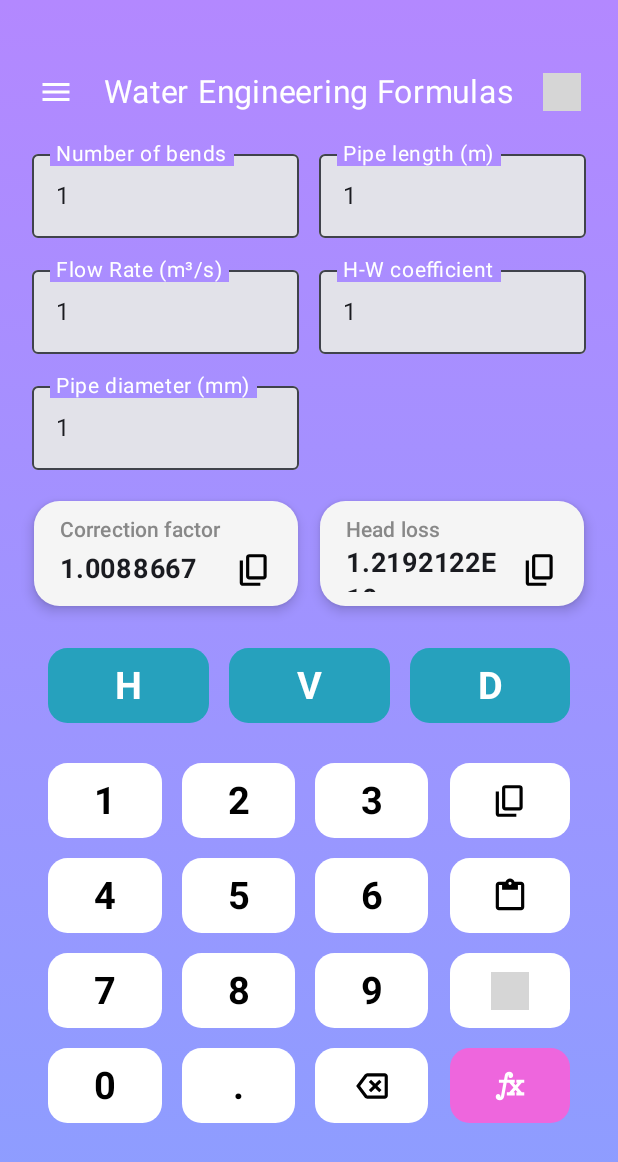
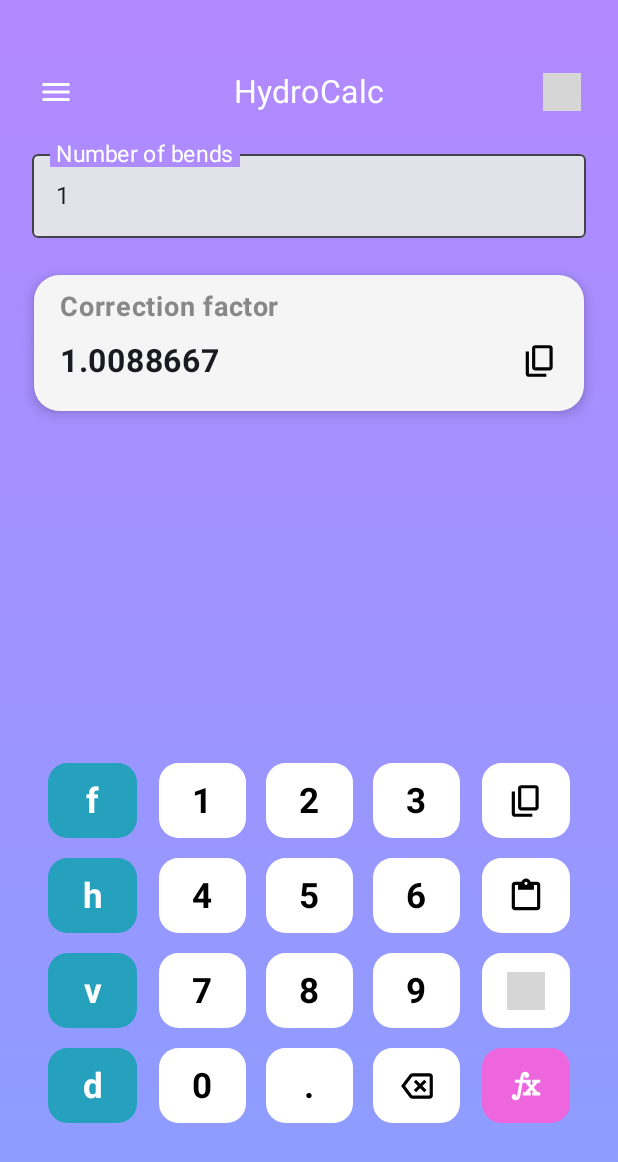
Before and after one commit to sadeghb97/water, an Android app built with Jetpack Compose: the MainScreen screen opened through its navigation route, on a phone screen of 412 x 824 dp. Shown: the top 1162 px of the screen. Run offline under Robolectric (Android 15) with nearby library versions, the light colour scheme and no system bars; grey boxes are pictures that could not be loaded.

Commit message:
chnage formulas and add ripple for number pads

```diff
--- a/app/src/main/java/ir/sbpro/waterengineering/formulas/DFormula.kt
+++ b/app/src/main/java/ir/sbpro/waterengineering/formulas/DFormula.kt
@@ -2,7 +2,7 @@
 
 import kotlin.math.pow
 
-class DFormula() : WaterEngFormula("d", listOf("x1", "x2", "y1", "y2")) {
+class DFormula() : WaterEngFormula("dis", "d", listOf("x1", "x2", "y1", "y2")) {
     override fun getResults(parametersState: ParametersState): List<FormulaResult> {
         val x1 = ParametersState.safeFloat(parametersState.params[0].value.text)
         val x2 = ParametersState.safeFloat(parametersState.params[1].value.text)
--- /dev/null
+++ b/app/src/main/java/ir/sbpro/waterengineering/formulas/FFormula.kt
@@ -0,0 +1,14 @@
+package ir.sbpro.waterengineering.formulas
+
+import kotlin.math.pow
+
+class FFormula() : WaterEngFormula("f", "f", listOf("n")) {
+    override fun getResults(parametersState: ParametersState): List<FormulaResult> {
+        val n = ParametersState.safeFloat(parametersState.params[0].value.text)
+        val fResult: Float = (2 * n / (2 * n - 1)) * (0.3506f + (0.923f / (6 * n.pow(2))))
+
+        return listOf(
+            FormulaResult("f", fResult)
+        )
+    }
+}
--- a/app/src/main/java/ir/sbpro/waterengineering/formulas/HFormula.kt
+++ b/app/src/main/java/ir/sbpro/waterengineering/formulas/HFormula.kt
@@ -2,19 +2,17 @@
 
 import kotlin.math.pow
 
-class HFormula() : WaterEngFormula("h", listOf("n", "l", "q", "c", "d")) {
+class HFormula() : WaterEngFormula("h", "h", listOf("f", "l", "q", "c", "d")) {
     override fun getResults(parametersState: ParametersState): List<FormulaResult> {
-        val n = ParametersState.safeFloat(parametersState.params[0].value.text)
+        val f = ParametersState.safeFloat(parametersState.params[0].value.text)
         val l = ParametersState.safeFloat(parametersState.params[1].value.text)
         val q = ParametersState.safeFloat(parametersState.params[2].value.text)
         val c = ParametersState.safeFloat(parametersState.params[3].value.text)
         val d = ParametersState.safeFloat(parametersState.params[4].value.text)
 
-        val fResult: Float = (2 * n / (2 * n - 1)) * (0.3506f + (0.923f / (6 * n.pow(2))))
-        val hResult: Float = 163021.8f * fResult * l * (q / c).pow(1.852f) * (d / 10).pow(-4.87f)
+        val hResult: Float = 163021.8f * f * l * (q / c).pow(1.852f) * (d / 10).pow(-4.87f)
 
         return listOf(
-            FormulaResult("f", fResult),
             FormulaResult(formulaKey, hResult)
         )
     }
--- a/app/src/main/java/ir/sbpro/waterengineering/formulas/VFormula.kt
+++ b/app/src/main/java/ir/sbpro/waterengineering/formulas/VFormula.kt
@@ -3,7 +3,7 @@
 import kotlin.math.PI
 import kotlin.math.pow
 
-class VFormula() : WaterEngFormula("v", listOf("q", "d")) {
+class VFormula() : WaterEngFormula("v", "v", listOf("q", "d")) {
     override fun getResults(parametersState: ParametersState): List<FormulaResult> {
         val q = ParametersState.safeFloat(parametersState.params[0].value.text)
         val d = ParametersState.safeFloat(parametersState.params[1].value.text)
--- a/app/src/main/java/ir/sbpro/waterengineering/formulas/WaterEngFormula.kt
+++ b/app/src/main/java/ir/sbpro/waterengineering/formulas/WaterEngFormula.kt
@@ -6,7 +6,7 @@
 import androidx.compose.ui.text.input.TextFieldValue
 import ir.sbpro.waterengineering.AppSingleton
 
-abstract class WaterEngFormula(val formulaKey: String, val parameters: List<String>) {
+abstract class WaterEngFormula(val formulaKey: String, val symbol: String, val parameters: List<String>) {
     fun paramsLen() : Int {
         return parameters.size
     }
--- a/app/src/main/java/ir/sbpro/waterengineering/lang/EnLang.kt
+++ b/app/src/main/java/ir/sbpro/waterengineering/lang/EnLang.kt
@@ -8,7 +8,7 @@
     override fun getLayoutDirection() = LayoutDirection.Ltr
     override fun getDefaultFont(): FontFamily { return FontFamily.SansSerif }
 
-    override fun appName() = "Water Engineering Formulas"
+    override fun appName() = "HydroCalc"
     override fun start() = "Start"
     override fun settings() = "Settings"
     override fun language() = "Language"
@@ -109,7 +109,7 @@
             "y1" -> "Y1"
             "y2" -> "Y2"
             "dis" -> "Distance (m)"
-            "q" -> "Flow Rate (m³/s)"
+            "q" -> "Flow Rate (L/s)"
             "d" -> "Pipe diameter (mm)"
             "v" -> "Flow velocity (m/s)"
             "n" -> "Number of bends"
--- a/app/src/main/java/ir/sbpro/waterengineering/lang/FaLang.kt
+++ b/app/src/main/java/ir/sbpro/waterengineering/lang/FaLang.kt
@@ -10,7 +10,7 @@
     override fun getLayoutDirection() = LayoutDirection.Rtl
     override fun getDefaultFont(): FontFamily { return FontFamily(Font(R.font.iransans_mobile)) }
 
-    override fun appName() = "فرمول‌های مهندسی آب"
+    override fun appName() = "فرمول‌های هیدرولیک"
     override fun start() = "شروع"
     override fun settings() = "تنظیمات"
     override fun language() = "زبان"
@@ -111,7 +111,7 @@
             "y2" -> "عرض نقطه دوم"
             "dis" -> "فاصله (متر)"
             "q" -> "دبی جریان (لیتر بر ثانیه)"
-            "d" -> "قطر داخلی لوله (میلی‌متر)"
+            "d" -> "قطر لوله (میلی‌متر)"
             "v" -> "سرعت جریان در لوله (متر بر ثانیه)"
             "n" -> "تعداد خروجی"
             "f" -> "ضریب اصلاح"
--- a/app/src/main/java/ir/sbpro/waterengineering/ui/components/NumberPad.kt
+++ b/app/src/main/java/ir/sbpro/waterengineering/ui/components/NumberPad.kt
@@ -3,6 +3,10 @@
 import android.view.MotionEvent
 import androidx.compose.foundation.Image
 import androidx.compose.foundation.background
+import androidx.compose.foundation.clickable
+import androidx.compose.foundation.indication
+import androidx.compose.foundation.interaction.MutableInteractionSource
+import androidx.compose.foundation.interaction.PressInteraction
 import androidx.compose.foundation.layout.Arrangement
 import androidx.compose.foundation.layout.Box
 import androidx.compose.foundation.layout.BoxScope
@@ -15,6 +19,7 @@
 import androidx.compose.foundation.lazy.grid.LazyVerticalGrid
 import androidx.compose.foundation.shape.RoundedCornerShape
 import androidx.compose.material3.Text
+import androidx.compose.material3.ripple
 import androidx.compose.runtime.Composable
 import androidx.compose.runtime.CompositionLocalProvider
 import androidx.compose.runtime.MutableState
@@ -26,6 +31,8 @@
 import androidx.compose.ui.ExperimentalComposeUiApi
 import androidx.compose.ui.Modifier
 import androidx.compose.ui.draw.clip
+import androidx.compose.ui.focus.FocusManager
+import androidx.compose.ui.geometry.Offset
 import androidx.compose.ui.graphics.Color
 import androidx.compose.ui.graphics.ColorFilter
 import androidx.compose.ui.input.pointer.pointerInteropFilter
@@ -52,6 +59,7 @@
 @Composable
 fun NumberPad(
     lang: AppLanguage,
+    focusManager: FocusManager,
     activeParam: MutableState<TextFieldValue>?,
     formulas: List<WaterEngFormula>,
     onFormulaChange: (Int) -> Unit,
@@ -79,34 +87,28 @@
     )
 
     CompositionLocalProvider(LocalLayoutDirection provides LayoutDirection.Ltr) {
+        Row(
+            modifier = Modifier.padding(top = 12.dxp, start = 30.dxp, end = 30.dxp)
+        ) {
             LazyVerticalGrid(
-            columns = GridCells.Fixed(3),
-            modifier = modifier
-                .padding(vertical = 12.dxp, horizontal = 30.dxp)
-                .fillMaxWidth(),
+                columns = GridCells.Fixed(1),
+                modifier = modifier.padding(end = 6.dxp).weight(1f),
                 verticalArrangement = Arrangement.spacedBy(12.dxp),
                 horizontalArrangement = Arrangement.spacedBy(12.dxp),
                 userScrollEnabled = false
             ) {
                 formulas.forEachIndexed { index, item ->
                     item {
-                    KeyTextBox(cs, item.formulaKey.uppercase(), formulaStyle) {
+                        KeyTextBox(cs, focusManager, item.symbol, formulaStyle) {
                             onFormulaChange(index)
                         }
                     }
                 }
             }
-    }
 
-    CompositionLocalProvider(LocalLayoutDirection provides LayoutDirection.Ltr) {
-        Row(
-            modifier = Modifier.padding(top = 12.dxp, start = 30.dxp, end = 30.dxp)
-        ) {
             LazyVerticalGrid(
                 columns = GridCells.Fixed(3),
-                modifier = modifier
-                    .padding(end = 6.dxp)
-                    .weight(3f),
+                modifier = modifier.padding(horizontal = 6.dxp).weight(3.25f),
                 verticalArrangement = Arrangement.spacedBy(12.dxp),
                 horizontalArrangement = Arrangement.spacedBy(12.dxp),
                 userScrollEnabled = false
@@ -146,20 +148,20 @@
                 }
 
                 items(buttons.size) { index ->
-                    KeyTextBox(cs, buttons[index], normalStyle) {
+                    KeyTextBox(cs, focusManager, buttons[index], normalStyle) {
                         updateTextValue(buttons[index])
                     }
                 }
 
                 item() {
-                    KeyTextBox(cs, ".", normalStyle) {
+                    KeyTextBox(cs, focusManager, ".", normalStyle) {
                         if (activeParam != null && !activeParam.value.text.contains("."))
                             updateTextValue(".")
                     }
                 }
 
                 item() {
-                    KeySymbolBox(cs, R.drawable.backspace, normalStyle, onLongClick = {
+                    KeySymbolBox(cs, focusManager, R.drawable.backspace, normalStyle, onLongClick = {
                         if (activeParam != null) {
                             activeParam.value = TextFieldValue(
                                 text = "",
@@ -204,15 +206,13 @@
 
             LazyVerticalGrid(
                 columns = GridCells.Fixed(1),
-                modifier = modifier
-                    .padding(start = 6.dxp)
-                    .weight(1f),
+                modifier = modifier.padding(start = 6.dxp).weight(1f),
                 verticalArrangement = Arrangement.spacedBy(12.dxp),
                 horizontalArrangement = Arrangement.spacedBy(12.dxp),
                 userScrollEnabled = false
             ) {
                 item {
-                    KeySymbolBox(cs, R.drawable.content_copy, normalStyle) {
+                    KeySymbolBox(cs, focusManager, R.drawable.content_copy, normalStyle) {
                         activeParam?.let {
                             copyToClipboard(context, "Parameter", it.value.text)
                             triggerVibration(context, 50, 50)
@@ -221,7 +221,7 @@
                 }
 
                 item {
-                    KeySymbolBox(cs, R.drawable.content_paste, normalStyle) {
+                    KeySymbolBox(cs, focusManager, R.drawable.content_paste, normalStyle) {
                         activeParam?.let { param ->
                             getTextFromClipboard(context)?.let { clipText ->
                                 param.value = param.value.copy(
@@ -235,7 +235,9 @@
                 }
 
                 item {
-                    KeySymbolBox(cs,
+                    KeySymbolBox(
+                        cs,
+                        focusManager,
                         imageId = if(lang.getLayoutDirection() == LayoutDirection.Ltr) R.drawable.arrow_right
                         else R.drawable.arrow_left,
                         normalStyle
@@ -245,7 +247,7 @@
                 }
 
                 item {
-                    KeySymbolBox(cs, R.drawable.function, calcStyle) {
+                    KeySymbolBox(cs, focusManager, R.drawable.function, calcStyle) {
                         onCalculate()
                     }
                 }
@@ -258,11 +260,13 @@
 @Composable
 fun KeyBox(
     coroutineScope: CoroutineScope,
+    focusManager: FocusManager,
     numPadStyle: NumPadStyle,
     onClick: () -> Unit,
     onLongClick: () -> Unit = {},
     content: @Composable BoxScope.() -> Unit
 ){
+    val interactionSource = remember { MutableInteractionSource() }
     val pressCounter = remember { mutableIntStateOf(0) }
     val pressedTime = remember { mutableLongStateOf(0L) }
 
@@ -272,9 +276,11 @@
             .height(48.dxp)
             .clip(RoundedCornerShape(12.dxp))
             .background(numPadStyle.bgColor)
+            .indication(interactionSource, ripple())
             .pointerInteropFilter { event ->
                 when (event.action) {
                     MotionEvent.ACTION_DOWN -> {
+                        interactionSource.tryEmit(PressInteraction.Press(Offset.Zero))
                         pressedTime.longValue = System.currentTimeMillis()
                         pressCounter.intValue++
                         val pv = pressCounter.intValue
@@ -288,10 +294,15 @@
                         true
                     }
                     MotionEvent.ACTION_UP -> {
+                        interactionSource.tryEmit(PressInteraction.Release(PressInteraction.Press(Offset.Zero)))
                         if(pressedTime.longValue > 0){
                             onClick()
                             pressedTime.longValue = 0L
                         }
+                        true
+                    }
+                    MotionEvent.ACTION_CANCEL -> {
+                        interactionSource.tryEmit(PressInteraction.Cancel(PressInteraction.Press(Offset.Zero)))
                         true
                     }
                     else -> false
@@ -306,16 +317,22 @@
 @Composable
 fun KeyTextBox(
     coroutineScope: CoroutineScope,
+    focusManager: FocusManager,
     text: String,
     numPadStyle: NumPadStyle,
     onLongClick: () -> Unit = {},
     onClick: () -> Unit,
 ){
-    KeyBox(coroutineScope = coroutineScope, numPadStyle = numPadStyle, onClick = onClick, onLongClick = onLongClick) {
+    KeyBox(coroutineScope = coroutineScope,
+        focusManager = focusManager,
+        numPadStyle = numPadStyle,
+        onClick = onClick,
+        onLongClick = onLongClick
+    ) {
         Text(
             text = text,
             color = numPadStyle.fgColor,
-            fontSize = 24.sxp,
+            fontSize = 22.sxp,
             fontWeight = FontWeight.Bold
         )
     }
@@ -324,12 +341,19 @@
 @Composable
 fun KeySymbolBox(
     coroutineScope: CoroutineScope,
+    focusManager: FocusManager,
     imageId: Int,
     numPadStyle: NumPadStyle,
     onLongClick: () -> Unit = {},
     onClick: () -> Unit,
 ){
-    KeyBox(coroutineScope = coroutineScope, numPadStyle = numPadStyle, onClick = onClick, onLongClick = onLongClick) {
+    KeyBox(
+        coroutineScope = coroutineScope,
+        focusManager = focusManager,
+        numPadStyle = numPadStyle,
+        onClick = onClick,
+        onLongClick = onLongClick
+    ) {
         Image(
             painter = painterResource(id = imageId),
             contentDescription = null,
--- a/app/src/main/java/ir/sbpro/waterengineering/ui/components/ParamField.kt
+++ b/app/src/main/java/ir/sbpro/waterengineering/ui/components/ParamField.kt
@@ -61,7 +61,7 @@
                 modifier = modifier
                     .focusRequester(finalFocusRequester),
                 interactionSource = interactionSource,
-                label = { Text(text = label, fontSize = 13.sxp) },
+                label = { Text(text = label, fontSize = 14.sxp) },
                 singleLine = true,
                 readOnly = readOnly,
                 colors = TextFieldDefaults.colors(
--- a/app/src/main/java/ir/sbpro/waterengineering/ui/components/ResultDisplay.kt
+++ b/app/src/main/java/ir/sbpro/waterengineering/ui/components/ResultDisplay.kt
@@ -52,7 +52,7 @@
         val titleStartPadding = if(lang.getLayoutDirection() == LayoutDirection.Ltr) 0.dxp else 12.dxp
         val colStartPadding = if(lang.getLayoutDirection() == LayoutDirection.Ltr) 16.dxp else 4.dxp
         val colEndPadding = if(lang.getLayoutDirection() == LayoutDirection.Ltr) 4.dxp else 16.dxp
-        val valueTextSize = if(minimal) 17.sxp else 22.sxp
+        val valueTextSize = if(minimal) 17.sxp else 20.sxp
 
         Column(
             modifier = Modifier
@@ -62,8 +62,9 @@
         ) {
             Text(
                 text = label,
-                style = MaterialTheme.typography.titleSmall,
                 color = Color.Gray,
+                fontSize = 17.sxp,
+                fontWeight = FontWeight.Bold,
                 modifier = Modifier.padding(start = titleStartPadding).fillMaxWidth(),
                 textAlign = TextAlign.Start
             )
--- a/app/src/main/java/ir/sbpro/waterengineering/ui/screens/MainScreen.kt
+++ b/app/src/main/java/ir/sbpro/waterengineering/ui/screens/MainScreen.kt
@@ -44,6 +44,7 @@
 import ir.sbpro.waterengineering.AppSingleton
 import ir.sbpro.waterengineering.R
 import ir.sbpro.waterengineering.formulas.DFormula
+import ir.sbpro.waterengineering.formulas.FFormula
 import ir.sbpro.waterengineering.formulas.FormulaResult
 import ir.sbpro.waterengineering.formulas.HFormula
 import ir.sbpro.waterengineering.formulas.ParametersState
@@ -65,10 +66,10 @@
     val appSingleton = AppSingleton.getInstance()
     val appDataStore = appSingleton.appDataStore
 
-    val bottomBoxHeight = 325.dxp
+    val bottomBoxHeight = 250.dxp
 
     val formulasList = listOf<WaterEngFormula>(
-        HFormula(), VFormula(), DFormula()
+        FFormula(), HFormula(), VFormula(), DFormula()
     )
 
     val context = LocalContext.current
@@ -191,7 +192,7 @@
             LazyVerticalGrid(
                 columns = GridCells.Fixed(rowCells.intValue),
                 modifier = Modifier
-                    .padding(start = 20.dxp, end = 20.dxp, bottom = 12.dxp)
+                    .padding(start = 20.dxp, end = 20.dxp, bottom = 16.dxp)
                     .fillMaxWidth(),
                 verticalArrangement = Arrangement.spacedBy(12.dxp),
                 horizontalArrangement = Arrangement.spacedBy(12.dxp),
@@ -243,11 +244,12 @@
         ) {
             NumberPad(
                 lang = lang,
+                focusManager = focusManager,
                 activeParam = if (activeParamIndex.value != null) parametersState.value.params[activeParamIndex.value!!] else null,
                 formulas = formulasList,
                 onFormulaChange = {
                     focusManager.clearFocus()
-                    activeParamIndex.value = 0
+                    activeParamIndex.value = null
                     activeFormulaIndex.intValue = it
                     activeFormula.value = formulasList[activeFormulaIndex.intValue]
                     rowCells.intValue =
--- a/settings.gradle.kts
+++ b/settings.gradle.kts
@@ -19,5 +19,5 @@
     }
 }
 
-rootProject.name = "Water Engineering"
+rootProject.name = "HydroCalc"
 include(":app")
```
Lines whose indentation alone changed are shown as unchanged.
